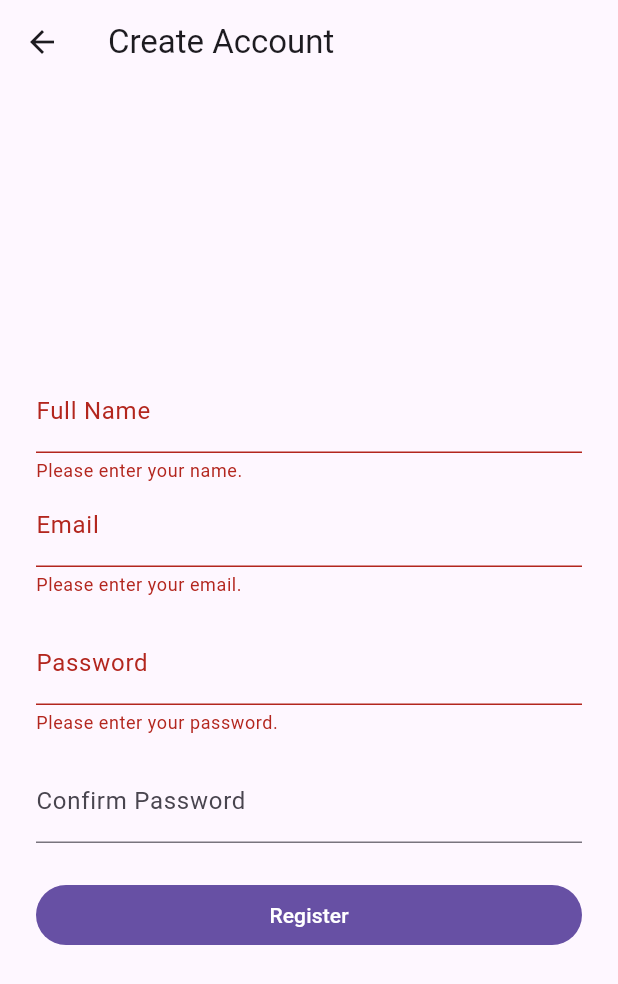
After one commit to naqqib/busSejiwa, a Flutter app: the RegisterScreen screen opened directly, after a tap on "Register", on a phone screen of 412 x 824 dp. The commit adds this screen. Shown: the top 984 px of the screen. Run offline on Flutter 3.47's test engine with Material 3 defaults, Android fonts, the phone set to English and light mode, and no system bars; our stand-ins replace cloud_firestore, firebase_auth, firebase_core; accounts and stored records are empty.

Commit message:
Add registration and logout

```diff
--- a/lib/features/auth/login_screen.dart
+++ b/lib/features/auth/login_screen.dart
@@ -1,6 +1,7 @@
 import 'package:flutter/material.dart';
 import 'package:firebase_auth/firebase_auth.dart';
 import '../../core/services/auth_service.dart';
+import 'register_screen.dart';
 
 /// Login screen for passengers, operators and admins.
 ///
@@ -127,7 +128,20 @@ class _LoginScreenState extends State<LoginScreen> {
                       : const Text('Login'),
                 ),
               ),
-              // (Register link comes in step 1d)
+              TextButton(
+                // Prevent navigation while a login request is running.
+                onPressed: _loading
+                    ? null
+                    : () {
+                        Navigator.push(
+                          context,
+                          MaterialPageRoute(
+                            builder: (_) => const RegisterScreen(),
+                          ),
+                        );
+                      },
+                child: const Text('No account? Register'),
+              ),
             ],
           ),
         ),
--- /dev/null
+++ b/lib/features/auth/register_screen.dart
@@ -0,0 +1,183 @@
+import 'package:flutter/material.dart';
+import 'package:firebase_auth/firebase_auth.dart';
+import '../../core/services/auth_service.dart';
+
+/// Registration screen for new passenger accounts.
+///
+/// AuthService creates the Firebase account and Firestore passenger profile.
+/// Registration also signs the user in, so AuthGate displays HomeScreen
+/// underneath this pushed route. This screen then closes itself on success.
+class RegisterScreen extends StatefulWidget {
+  const RegisterScreen({super.key});
+
+  @override
+  State<RegisterScreen> createState() => _RegisterScreenState();
+}
+
+class _RegisterScreenState extends State<RegisterScreen> {
+  // Connects to the Form so _submit() can validate every field at once.
+  final _formKey = GlobalKey<FormState>();
+
+  // Controllers let us read the text entered into each field.
+  final _emailController = TextEditingController();
+  final _passwordController = TextEditingController();
+
+  // Keep one service instance for this screen's state across rebuilds.
+  final _auth = AuthService();
+
+  final _nameController = TextEditingController();
+  final _confirmPasswordController = TextEditingController();
+
+  // Disables Register and shows a spinner while registration is running.
+  bool _loading = false;
+
+  @override
+  void dispose() {
+    // Release all controllers when Flutter removes this screen.
+    _emailController.dispose();
+    _passwordController.dispose();
+    _nameController.dispose();
+    _confirmPasswordController.dispose();
+    super.dispose();
+  }
+
+  Future<void> _submit() async {
+    // Stop here if any field is invalid, before sending a Firebase request.
+    if (!_formKey.currentState!.validate()) return;
+
+    // Rebuild the button to show that registration is in progress.
+    setState(() => _loading = true);
+
+    try {
+      // Pass the entered values to our shared registration service.
+      await _auth.register(
+        name: _nameController.text,
+        email: _emailController.text,
+        password: _passwordController.text,
+      );
+
+      // Stop if this widget was removed while we were waiting.
+      if (!mounted) return;
+
+      // Close this pushed route to reveal the screen managed by AuthGate.
+      Navigator.pop(context);
+    } on FirebaseAuthException catch (e) {
+      // Turn Firebase Authentication error codes into readable messages.
+      String message;
+      switch (e.code) {
+        case 'email-already-in-use':
+          message = 'This email is already registered.';
+        case 'weak-password':
+          message = 'Please choose a stronger password.';
+        case 'invalid-email':
+          message = 'That email address is not valid.';
+        case 'too-many-requests':
+          // Firebase may temporarily block repeated requests.
+          message = 'Too many attempts. Please try again later.';
+        default:
+          message = e.message ?? 'Registration failed. Please try again.';
+      }
+
+      // Only use context to show the message if this widget still exists.
+      if (!mounted) return;
+      ScaffoldMessenger.of(context).showSnackBar(
+        SnackBar(content: Text(message)),
+      );
+    } finally {
+      // Runs after success or failure; only rebuild if still mounted.
+      if (mounted) setState(() => _loading = false);
+    }
+  }
+
+  @override
+  Widget build(BuildContext context) {
+    return Scaffold(
+      appBar: AppBar(title: const Text('Create Account')),
+      body: Padding(
+        padding: const EdgeInsets.all(24),
+        // The key gives _submit() access to this Form's validation state.
+        child: Form(
+          key: _formKey,
+          child: Column(
+            mainAxisAlignment: MainAxisAlignment.center,
+            children: [
+              // Collect the name that will be saved in the user profile.
+              TextFormField(
+                controller: _nameController,
+                decoration: const InputDecoration(labelText: 'Full Name'),
+                validator: (value) {
+                  // trim() makes a name containing only spaces invalid.
+                  if (value == null || value.trim().isEmpty) {
+                    return 'Please enter your name.';
+                  }
+                  return null; // No error message means the field is valid.
+                },
+              ),
+              TextFormField(
+                controller: _emailController,
+                decoration: const InputDecoration(labelText: 'Email'),
+                keyboardType: TextInputType.emailAddress,
+                // This is a basic check; Firebase also validates the address.
+                validator: (value) {
+                  if (value == null || value.trim().isEmpty) {
+                    return 'Please enter your email.';
+                  }
+                  if (!value.contains('@')) {
+                    return 'Please enter a valid email.';
+                  }
+                  return null;
+                },
+              ),
+
+              const SizedBox(height: 16),
+              TextFormField(
+                controller: _passwordController,
+                decoration: const InputDecoration(labelText: 'Password'),
+                // Hide the password as the user types.
+                obscureText: true,
+                validator: (value) {
+                  if (value == null || value.isEmpty) {
+                    return 'Please enter your password.';
+                  }
+                  // Check the registration form's minimum password length.
+                  if (value.length < 6) {
+                    return 'Password must be at least 6 characters long.';
+                  }
+                  return null;
+                },
+              ),
+
+              const SizedBox(height: 16),
+              TextFormField(
+                controller: _confirmPasswordController,
+                decoration: const InputDecoration(
+                  labelText: 'Confirm Password',
+                ),
+                obscureText: true,
+                validator: (value) {
+                  // Compare the entered text with the original password.
+                  if (value != _passwordController.text) {
+                    return 'Passwords do not match.';
+                  }
+                  return null;
+                },
+              ),
+
+              const SizedBox(height: 24),
+              SizedBox(
+                width: double.infinity,
+                child: FilledButton(
+                  // A null callback disables the button to prevent resubmitting.
+                  onPressed: _loading ? null : _submit,
+                  child: _loading
+                      ? const CircularProgressIndicator()
+                      : const Text('Register'),
+                ),
+              ),
+            ],
+          ),
+        ),
+      ),
+    );
+  }
+}
--- a/lib/features/home/home_screen.dart
+++ b/lib/features/home/home_screen.dart
@@ -1,11 +1,24 @@
 import 'package:flutter/material.dart';
+import '../../core/services/auth_service.dart';
 
 class HomeScreen extends StatelessWidget {
   const HomeScreen({super.key});
 
   @override
   Widget build(BuildContext context) {
-    return const Scaffold(
+    return Scaffold(
+      appBar: AppBar(
+        title: const Text('BusSejiwa'),
+        actions: [
+          TextButton(
+            onPressed: () async {
+              // Sign out; AuthGate will show the Login screen.
+              await AuthService().logout();
+            },
+            child: const Text('Logout'),
+          ),
+        ],
+      ),
       body: Center(child: Text('Home (logged in)')),
     );
   }
```
